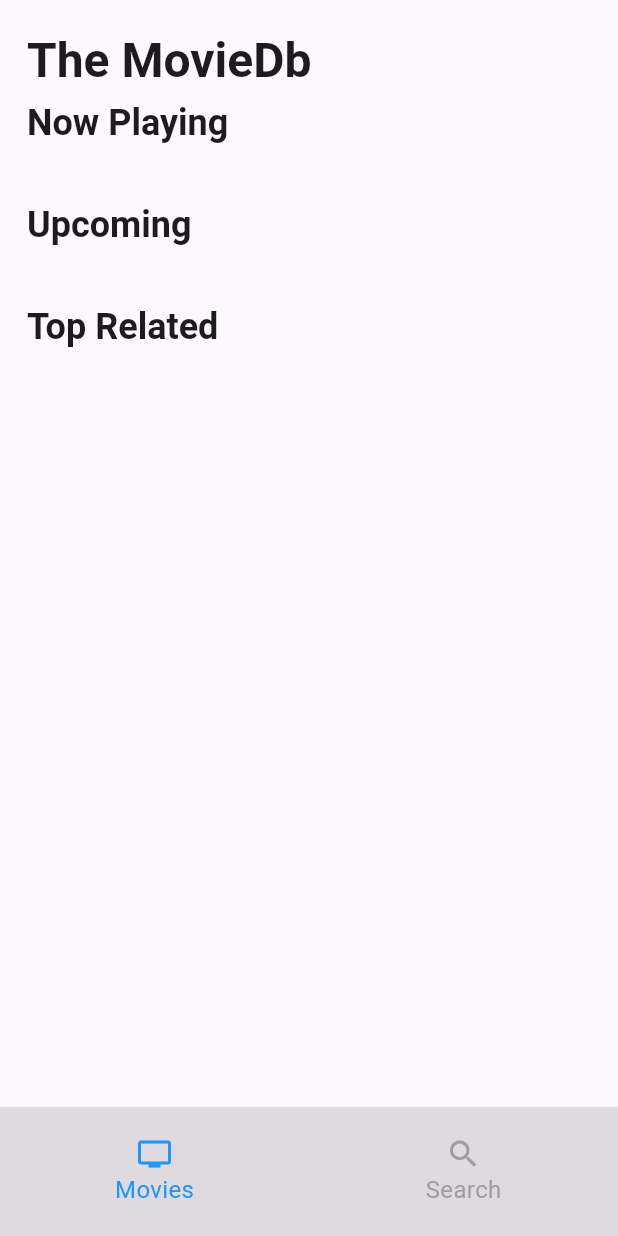
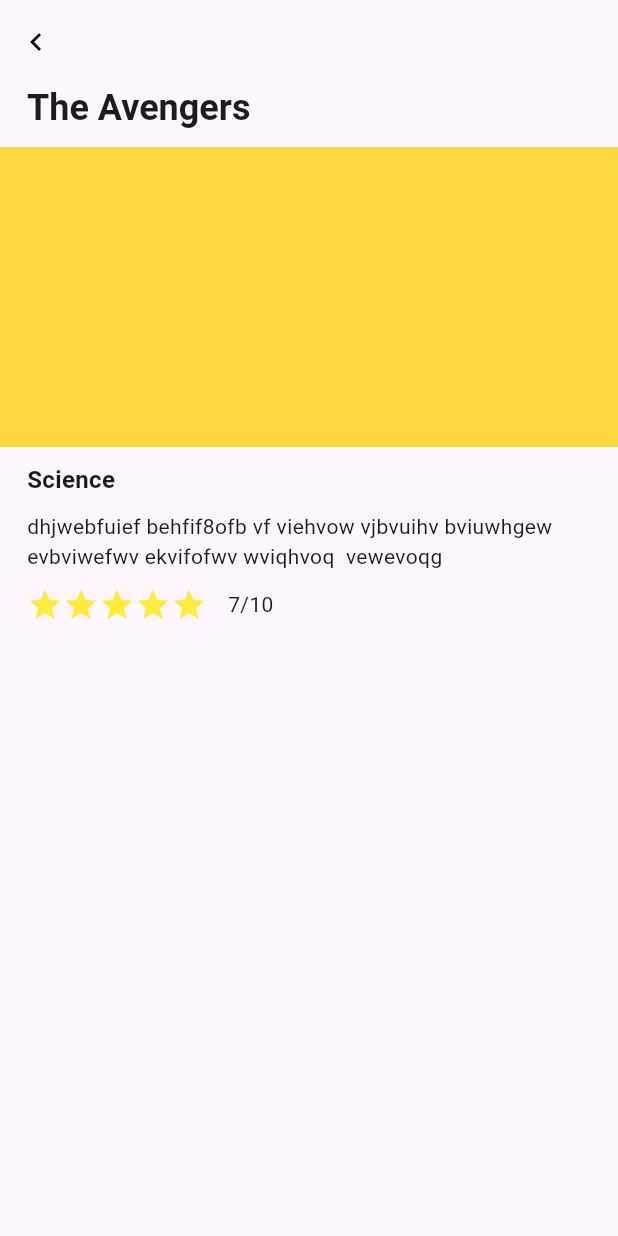
Before and after one commit to rutviksorathia/movie_db, a Flutter app: the screen it shows after launch, on a phone screen of 412 x 824 dp. Run offline on Flutter 3.47's test engine with Material 3 defaults, Android fonts, the phone set to English and light mode, and no system bars; our stand-ins replace get, stacked.

Commit message:
feat : Details view implementation

```diff
--- a/lib/app/app.dart
+++ b/lib/app/app.dart
@@ -1,6 +1,6 @@
 import 'package:flutter/material.dart';
 import 'package:get/route_manager.dart';
-import 'package:movie_db/app/ui/views/home/home_view.dart';
+import 'package:movie_db/app/ui/views/movie_details/movie_details_view.dart';
 
 class MyApp extends StatelessWidget {
   const MyApp({super.key});
@@ -8,7 +8,7 @@ class MyApp extends StatelessWidget {
   @override
   Widget build(BuildContext context) {
     return const GetMaterialApp(
-      home: HomeView(),
+      home: MovieDetailsView(),
     );
   }
 }
--- /dev/null
+++ b/lib/app/ui/views/movie_details/movie_details_view.dart
@@ -0,0 +1,108 @@
+import 'package:flutter/material.dart';
+import 'package:get/route_manager.dart';
+import 'package:stacked/stacked.dart';
+
+import 'movie_details_viewmodel.dart';
+
+class MovieDetailsView extends StackedView<MovieDetailsViewModel> {
+  const MovieDetailsView({super.key});
+
+  @override
+  MovieDetailsViewModel viewModelBuilder(
+    BuildContext context,
+  ) =>
+      MovieDetailsViewModel();
+
+  @override
+  Widget builder(
+    BuildContext context,
+    MovieDetailsViewModel viewModel,
+    Widget? child,
+  ) {
+    return Scaffold(
+      backgroundColor: Theme.of(context).colorScheme.surface,
+      appBar: AppBar(
+        leading: Row(
+          children: [
+            IconButton(
+              icon: const Icon(Icons.chevron_left, color: Colors.black),
+              onPressed: () => Get.back(),
+            ),
+          ],
+        ),
+      ),
+      body: Column(
+        crossAxisAlignment: CrossAxisAlignment.start,
+        children: [
+          Padding(
+            padding: const EdgeInsets.symmetric(horizontal: 18),
+            child: Text(
+              "The Avengers",
+              style: Theme.of(context).textTheme.headlineSmall?.copyWith(
+                    fontWeight: FontWeight.w700,
+                  ),
+            ),
+          ),
+          const SizedBox(height: 10),
+          Container(
+            height: 200,
+            color: Colors.amberAccent,
+          ),
+          const SizedBox(height: 10),
+          Padding(
+            padding: const EdgeInsets.symmetric(horizontal: 18),
+            child: Column(
+              crossAxisAlignment: CrossAxisAlignment.start,
+              children: [
+                const Text(
+                  "Science",
+                  style: TextStyle(
+                    fontSize: 16,
+                    fontWeight: FontWeight.w600,
+                  ),
+                ),
+                const SizedBox(height: 10),
+                const Text(
+                  "dhjwebfuief behfif8ofb vf viehvow vjbvuihv bviuwhgew evbviwefwv ekvifofwv wviqhvoq  vewevoqg",
+                  style: TextStyle(
+                    fontSize: 14,
+                    fontWeight: FontWeight.w400,
+                  ),
+                ),
+                const SizedBox(height: 10),
+                const Row(
+                  children: [
+                    Icon(
+                      Icons.star,
+                      color: Colors.yellow,
+                    ),
+                    Icon(
+                      Icons.star,
+                      color: Colors.yellow,
+                    ),
+                    Icon(
+                      Icons.star,
+                      color: Colors.yellow,
+                    ),
+                    Icon(
+                      Icons.star,
+                      color: Colors.yellow,
+                    ),
+                    Icon(
+                      Icons.star,
+                      color: Colors.yellow,
+                    ),
+                    SizedBox(width: 14),
+                    Text('7/10')
+                  ],
+                ),
+                const SizedBox(height: 10),
+                Container()
+              ],
+            ),
+          )
+        ],
+      ),
+    );
+  }
+}
--- /dev/null
+++ b/lib/app/ui/views/movie_details/movie_details_viewmodel.dart
@@ -0,0 +1,3 @@
+import 'package:stacked/stacked.dart';
+
+class MovieDetailsViewModel extends BaseViewModel {}
```
Also changed, not shown: 3 other files.
